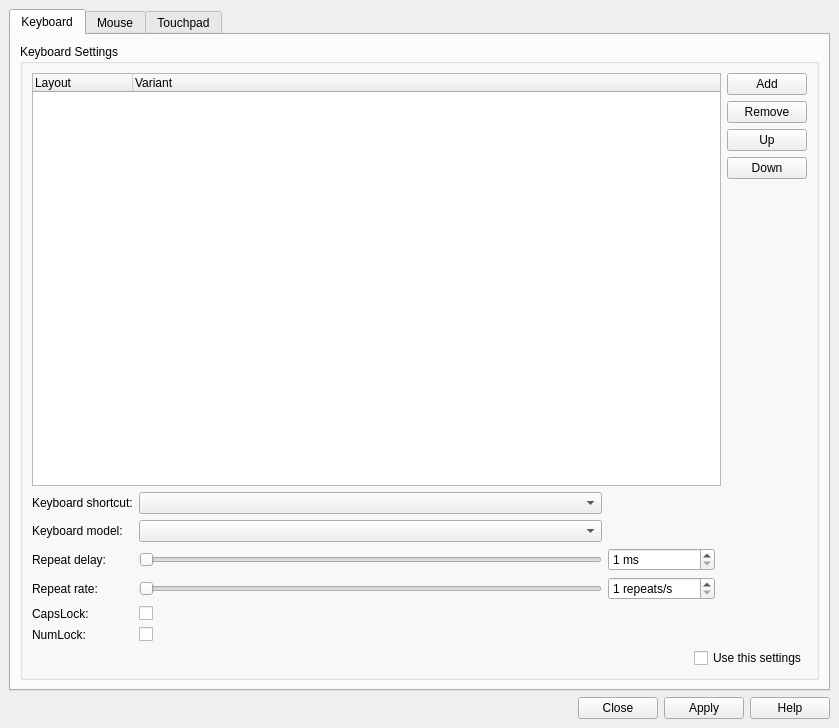
Above: sway_input_config/ui/mainwindow.ui from Sunderland93/sway-input-config before the change. Below: the same form after it.
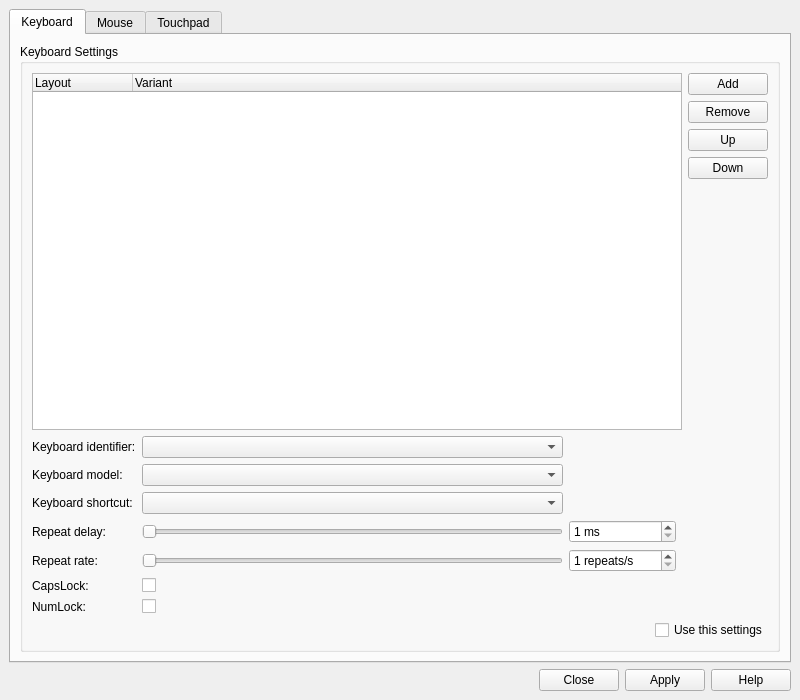
That is the form after the change.

Commit message: Fully functional layout/variant widget

What changed in the file:
```diff
--- a/sway_input_config/ui/mainwindow.ui
+++ b/sway_input_config/ui/mainwindow.ui
@@ -6,10 +6,22 @@
    <rect>
     <x>0</x>
     <y>0</y>
-    <width>839</width>
-    <height>728</height>
+    <width>800</width>
+    <height>700</height>
    </rect>
   </property>
+  <property name="minimumSize">
+   <size>
+    <width>800</width>
+    <height>700</height>
+   </size>
+  </property>
+  <property name="maximumSize">
+   <size>
+    <width>800</width>
+    <height>700</height>
+   </size>
+  </property>
   <property name="windowTitle">
    <string>Sway Input Configurator</string>
   </property>
@@ -31,27 +43,19 @@
            <string>Keyboard Settings</string>
           </property>
           <layout class="QGridLayout" name="gridLayout_2">
-           <item row="1" column="0">
-            <widget class="QLabel" name="shortcutLabel">
-             <property name="text">
-              <string>Keyboard shortcut:</string>
-             </property>
-            </widget>
-           </item>
-           <item row="2" column="0">
-            <widget class="QLabel" name="kbdModel_label">
-             <property name="text">
-              <string>Keyboard model:</string>
-             </property>
-            </widget>
-           </item>
-           <item row="5" column="1">
-            <widget class="QCheckBox" name="caps_lock">
+           <item row="5" column="2">
+            <widget class="QSpinBox" name="repeatRate">
              <property name="toolTip">
               <string>Initially enables or disables CapsLock on startup.</string>
              </property>
-             <property name="text">
-              <string/>
+             <property name="suffix">
+              <string> repeats/s</string>
+             </property>
+             <property name="minimum">
+              <number>1</number>
+             </property>
+             <property name="maximum">
+              <number>4000</number>
              </property>
             </widget>
            </item>
@@ -88,6 +92,72 @@
              </item>
             </layout>
            </item>
+           <item row="5" column="0">
+            <widget class="QLabel" name="repeatRateLabel">
+             <property name="text">
+              <string>Repeat rate:</string>
+             </property>
+            </widget>
+           </item>
+           <item row="6" column="1">
+            <widget class="QCheckBox" name="caps_lock">
+             <property name="toolTip">
+              <string>Initially enables or disables CapsLock on startup.</string>
+             </property>
+             <property name="text">
+              <string/>
+             </property>
+            </widget>
+           </item>
+           <item row="5" column="1">
+            <widget class="QSlider" name="repeatRateSlider">
+             <property name="minimum">
+              <number>1</number>
+             </property>
+             <property name="maximum">
+              <number>4000</number>
+             </property>
+             <property name="pageStep">
+              <number>50</number>
+             </property>
+             <property name="orientation">
+              <enum>Qt::Horizontal</enum>
+             </property>
+            </widget>
+           </item>
+           <item row="4" column="2">
+            <widget class="QSpinBox" name="repeatDelay">
+             <property name="toolTip">
+              <string>Amount of time a key must be held before it starts repeating.</string>
+             </property>
+             <property name="suffix">
+              <string> ms</string>
+             </property>
+             <property name="minimum">
+              <number>1</number>
+             </property>
+             <property name="maximum">
+              <number>6000</number>
+             </property>
+            </widget>
+           </item>
+           <item row="2" column="1">
+            <widget class="QComboBox" name="kbdModel">
+             <property name="styleSheet">
+              <string notr="true">combobox-popup: 0;</string>
+             </property>
+            </widget>
+           </item>
+           <item row="7" column="1">
+            <widget class="QCheckBox" name="num_lock">
+             <property name="toolTip">
+              <string>Initially enables or disables NumLock on startup.</string>
+             </property>
+             <property name="text">
+              <string/>
+             </property>
+            </widget>
+           </item>
            <item row="0" column="4">
             <layout class="QVBoxLayout" name="verticalLayout_5">
              <item>
@@ -145,21 +215,14 @@
              </item>
             </layout>
            </item>
-           <item row="3" column="0">
-            <widget class="QLabel" name="repeatDelayLabel">
-             <property name="text">
-              <string>Repeat delay:</string>
-             </property>
-            </widget>
-           </item>
            <item row="6" column="0">
-            <widget class="QLabel" name="num_lockLabel">
+            <widget class="QLabel" name="caps_lockLabel">
              <property name="text">
-              <string>NumLock:</string>
+              <string>CapsLock:</string>
              </property>
             </widget>
            </item>
-           <item row="8" column="0" colspan="5">
+           <item row="9" column="0" colspan="5">
             <layout class="QHBoxLayout" name="horizontalLayout_3">
              <item>
               <spacer name="horizontalSpacer">
@@ -186,53 +249,27 @@
              </item>
             </layout>
            </item>
-           <item row="4" column="0">
-            <widget class="QLabel" name="repeatRateLabel">
+           <item row="7" column="0">
+            <widget class="QLabel" name="num_lockLabel">
              <property name="text">
-              <string>Repeat rate:</string>
+              <string>NumLock:</string>
              </property>
             </widget>
            </item>
-           <item row="5" column="0">
-            <widget class="QLabel" name="caps_lockLabel">
+           <item row="2" column="0">
+            <widget class="QLabel" name="kbdModel_label">
              <property name="text">
-              <string>CapsLock:</string>
-             </property>
-            </widget>
-           </item>
-           <item row="6" column="1">
-            <widget class="QCheckBox" name="num_lock">
-             <property name="toolTip">
-              <string>Initially enables or disables NumLock on startup.</string>
-             </property>
-             <property name="text">
-              <string/>
-             </property>
-            </widget>
-           </item>
-           <item row="3" column="1">
-            <widget class="QSlider" name="repeatDelaySlider">
-             <property name="minimum">
-              <number>1</number>
-             </property>
-             <property name="maximum">
-              <number>6000</number>
-             </property>
-             <property name="pageStep">
-              <number>50</number>
-             </property>
-             <property name="orientation">
-              <enum>Qt::Horizontal</enum>
+              <string>Keyboard model:</string>
              </property>
             </widget>
            </item>
            <item row="4" column="1">
-            <widget class="QSlider" name="repeatRateSlider">
+            <widget class="QSlider" name="repeatDelaySlider">
              <property name="minimum">
               <number>1</number>
              </property>
              <property name="maximum">
-              <number>4000</number>
+              <number>6000</number>
              </property>
              <property name="pageStep">
               <number>50</number>
@@ -242,39 +279,17 @@
              </property>
             </widget>
            </item>
-           <item row="3" column="2">
-            <widget class="QSpinBox" name="repeatDelay">
-             <property name="toolTip">
-              <string>Amount of time a key must be held before it starts repeating.</string>
-             </property>
-             <property name="suffix">
-              <string> ms</string>
-             </property>
-             <property name="minimum">
-              <number>1</number>
-             </property>
-             <property name="maximum">
-              <number>6000</number>
-             </property>
-            </widget>
-           </item>
-           <item row="4" column="2">
-            <widget class="QSpinBox" name="repeatRate">
-             <property name="toolTip">
-              <string>Frequency of key repeats once the repeat_delay has passed.</string>
-             </property>
-             <property name="suffix">
-              <string> repeats/s</string>
-             </property>
-             <property name="minimum">
-              <number>1</number>
-             </property>
-             <property name="maximum">
-              <number>4000</number>
+           <item row="4" column="0">
+            <widget class="QLabel" name="repeatDelayLabel">
+             <property name="text">
+              <string>Repeat delay:</string>
              </property>
             </widget>
            </item>
            <item row="1" column="1">
+            <widget class="QComboBox" name="kbdID"/>
+           </item>
+           <item row="3" column="1">
             <widget class="QComboBox" name="shortcutName">
              <property name="toolTip">
               <string>Keyboard shortcut to switch between layouts.</string>
@@ -284,10 +299,17 @@
              </property>
             </widget>
            </item>
-           <item row="2" column="1">
-            <widget class="QComboBox" name="kbdModel">
-             <property name="styleSheet">
-              <string notr="true">combobox-popup: 0;</string>
+           <item row="3" column="0">
+            <widget class="QLabel" name="shortcutLabel">
+             <property name="text">
+              <string>Keyboard shortcut:</string>
+             </property>
+            </widget>
+           </item>
+           <item row="1" column="0">
+            <widget class="QLabel" name="kbdID_label">
+             <property name="text">
+              <string>Keyboard identifier:</string>
              </property>
             </widget>
            </item>
```
Left out of the diff: 96 changed lines with no effect on the pictures. The commit also changes 7 other files.
